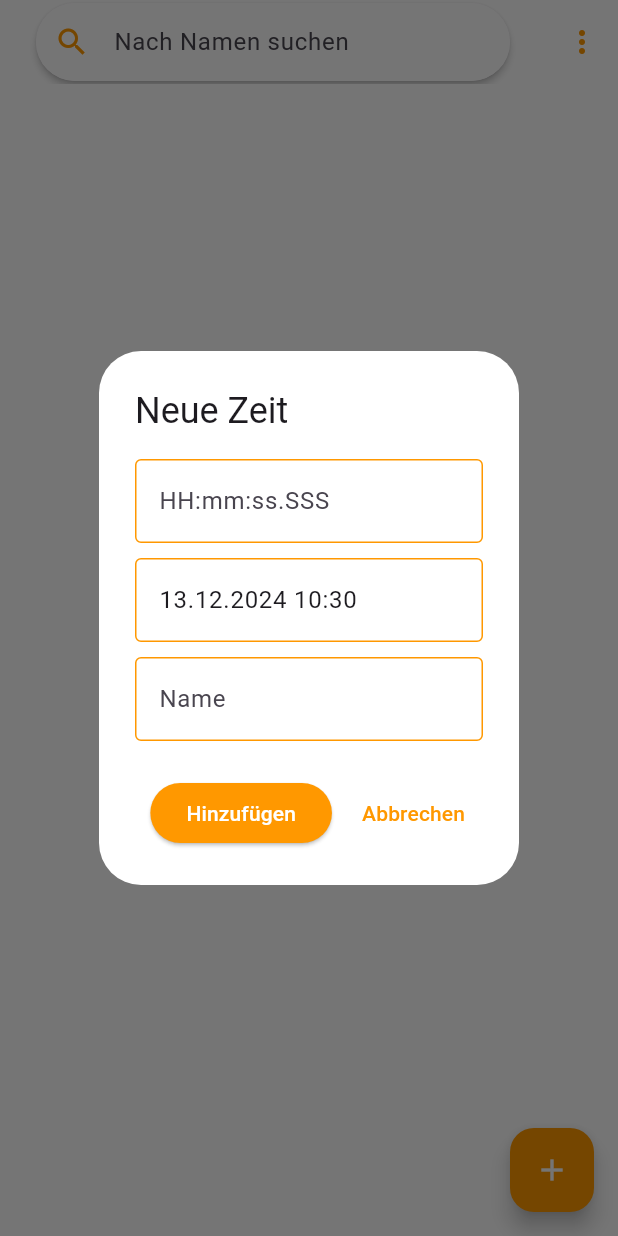
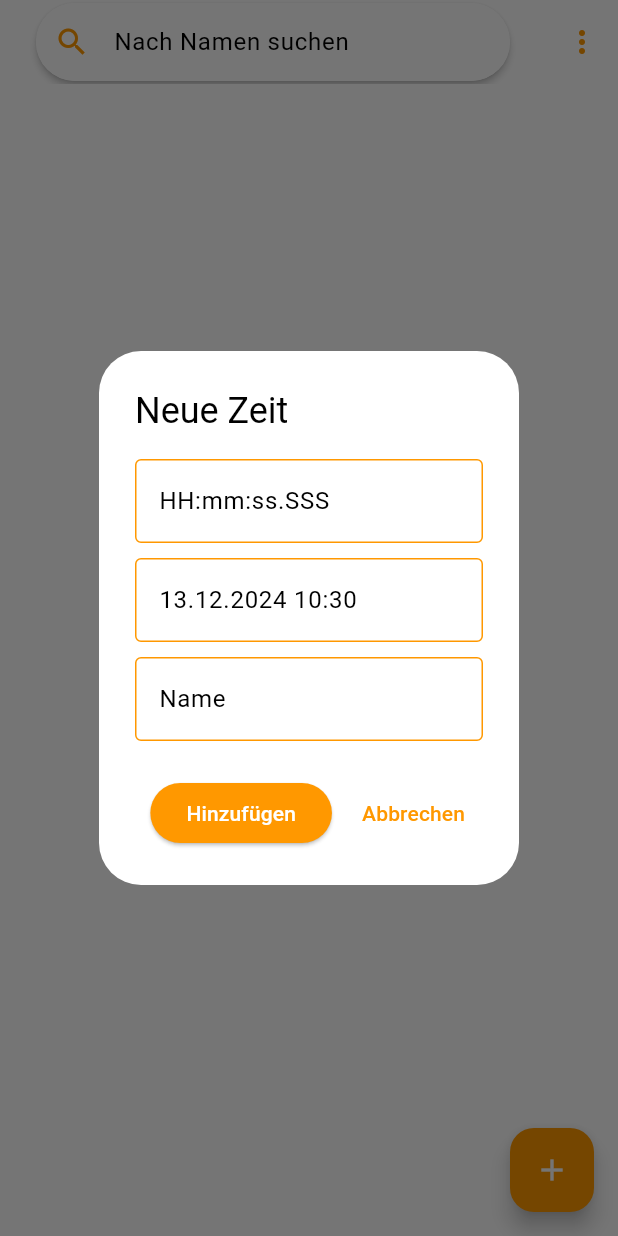
Before and after one commit to KastenKlicker/lichtschranke, a Flutter app: the screen it shows after launch, after a tap on the "add" icon, on a phone screen of 412 x 824 dp. Run offline on Flutter 3.47's test engine with Material 3 defaults, Android fonts, the phone set to English and light mode, and no system bars; our stand-ins replace shared_preferences; missing offline and left inert: bluetooth_classic.

Commit message:
Update theme with refined color scheme and UI improvements
Added a comprehensive orange-themed color scheme, including updates to `textTheme`, `inputDecorationTheme`, `datePickerTheme`, and `textSelectionThemeData`. Enhanced UI consistency and readability by applying custom colors to app-wide components such as DatePicker and text input borders.

```diff
--- a/lib/main.dart
+++ b/lib/main.dart
@@ -41,11 +41,16 @@ void main() {
 
 ThemeData appTheme = ThemeData(
   primarySwatch: Colors.orange,
+  colorScheme: ColorScheme.light(
+    primary: Colors.orange
+  ),
+
   appBarTheme: AppBarTheme(
     backgroundColor: Colors.white,
-    foregroundColor: Colors.white,
+    foregroundColor: Colors.orange,
   ),
   inputDecorationTheme: InputDecorationTheme(
+
     focusedBorder: OutlineInputBorder(
       borderSide: BorderSide(color: Colors.orange, width: 1.5),
     ),
@@ -73,6 +78,24 @@ ThemeData appTheme = ThemeData(
     style: ButtonStyle(
       foregroundColor: WidgetStateProperty.all<Color>(Colors.orange),
     ),
+  ),
+  datePickerTheme: DatePickerThemeData(
+    backgroundColor: Colors.white,
+    rangePickerBackgroundColor: Colors.white,
+    rangePickerHeaderBackgroundColor: Colors.orange,
+    rangePickerHeaderForegroundColor: Colors.white,
+    rangeSelectionBackgroundColor: Colors.orange[100],
+    rangePickerShadowColor: Colors.orange,
+    dividerColor: Colors.red
+  ),
+  textTheme: TextTheme(
+    bodyLarge: TextStyle(color: Colors.black), // Standard Texte auf Schwarz für Lesbarkeit
+    bodyMedium: TextStyle(color: Colors.black87), // Abgeschwächter Standardtext
+  ),
+  textSelectionTheme: TextSelectionThemeData(
+    cursorColor: Colors.orange, // Cursorfarbe beim Eingeben von Text
+    selectionColor: Colors.orange[300], // Markierungsfarbe für ausgewählten Text
+    selectionHandleColor: Colors.orange, // Farbe der Markierungshandles (z.B. bei Dragging)
   ),
 );
 
@@ -404,7 +427,7 @@ return AlertDialog(
           }),
           actions: [
             ElevatedButton(
-child: const Text('Hinzufügen', style: TextStyle(color: Colors.white)),
+              child: const Text('Hinzufügen', style: TextStyle(color: Colors.white)),
               onPressed: () {
                 if (isTimeValid && isDateValid) {
                   String time = timeController.text.trim();
@@ -470,12 +493,20 @@ child: const Text('Hinzufügen', style: TextStyle(color: Colors.white)),
 
   DateTime today = DateTime.now();
 
-    DateTimeRange? dateTimeRange = await showDateRangePicker(context: context,
+    DateTimeRange? dateTimeRange = await showDateRangePicker(
+        context: context,
         firstDate: DateTime(2024),
         lastDate: DateTime(2100),
         initialDateRange: DateTimeRange(
             start: today.subtract(Duration(days: today.weekday -1)), // Get Week start
-            end: today)
+            end: today),
+        /*builder: (context, child) => Theme(
+            data: ThemeData().copyWith(
+              colorScheme: ColorScheme.light(
+                primary: Colors.orange
+              )
+            ),
+            child: child!)*/
     );
 
     _filterByDateRange(dateTimeRange!);
```
